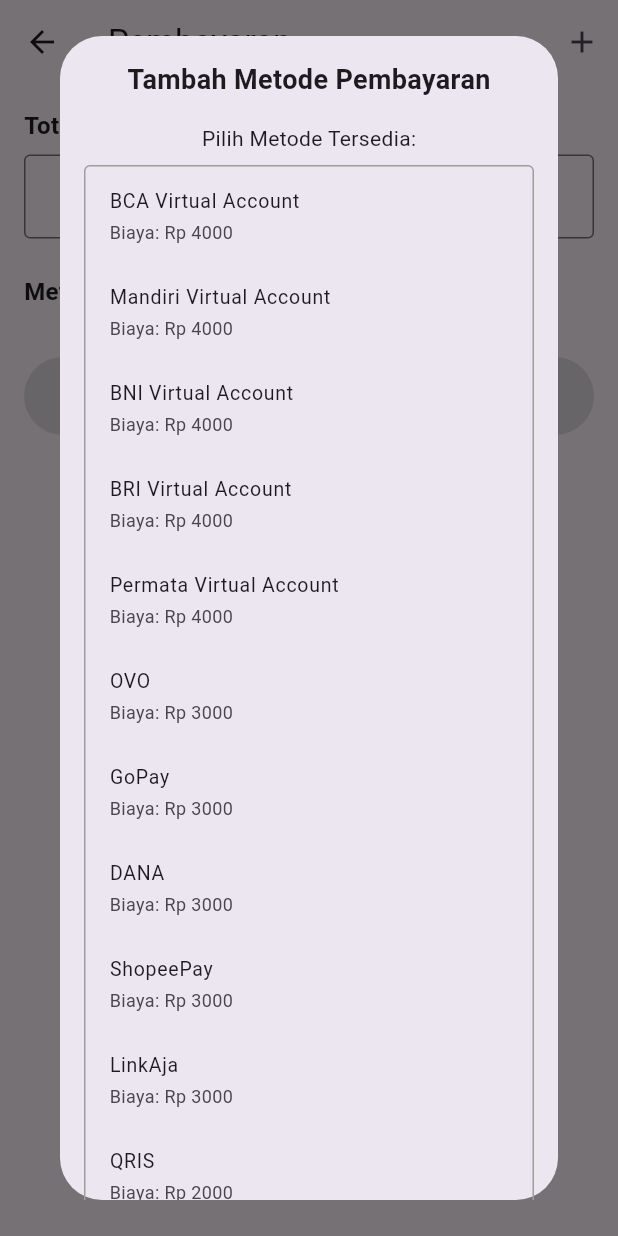
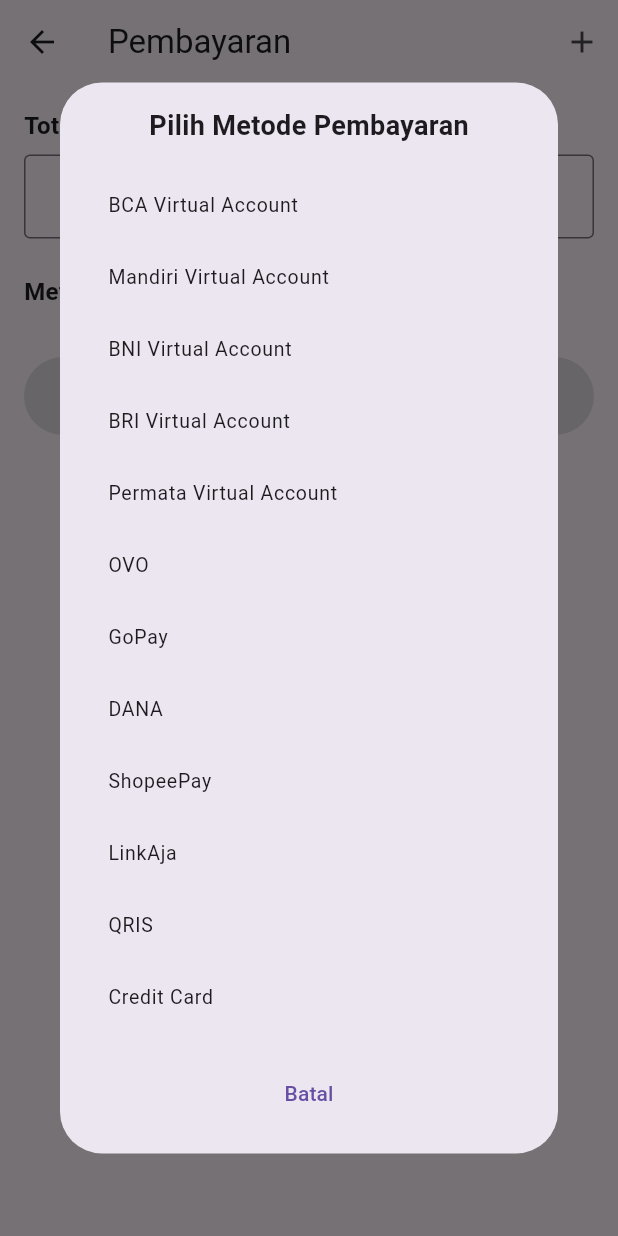
Before and after one commit to reddishowo/dressmaker-app, a Flutter app: the PaymentView screen opened by its route, after a tap on the "add" icon, on a phone screen of 412 x 824 dp. Run offline on Flutter 3.47's test engine with Material 3 defaults, Android fonts, the phone set to English and light mode, and no system bars; our stand-ins replace cloud_firestore, firebase_auth, firebase_core, get, get_storage, timeago; accounts and stored records are empty.

Commit message:
enhanced payment view and controller

```diff
--- a/lib/app/modules/payment/controllers/payment_controller.dart
+++ b/lib/app/modules/payment/controllers/payment_controller.dart
@@ -10,6 +10,20 @@ class PaymentController extends GetxController {
   final RxBool isLoading = false.obs;
   final RxDouble amount = 0.0.obs;
   final RxList<PaymentMethodModel> paymentMethods = <PaymentMethodModel>[].obs;
+  final RxList<String> availableMethods = <String>[
+    'BCA Virtual Account',
+    'Mandiri Virtual Account',
+    'BNI Virtual Account',
+    'BRI Virtual Account',
+    'Permata Virtual Account',
+    'OVO',
+    'GoPay',
+    'DANA',
+    'ShopeePay',
+    'LinkAja',
+    'QRIS',
+    'Credit Card',
+  ].obs;
 
   @override
   void onInit() {
@@ -17,7 +31,6 @@ class PaymentController extends GetxController {
     fetchPaymentMethods();
   }
 
-  // Fetch payment methods from Firebase
   Future<void> fetchPaymentMethods() async {
     try {
       final snapshot = await _firestore.collection('payment_methods').get();
@@ -30,10 +43,14 @@ class PaymentController extends GetxController {
     }
   }
 
-  // Add new payment method
-  Future<void> addPaymentMethod(PaymentMethodModel method) async {
+  Future<void> addPaymentMethod(String methodName, double fee) async {
     try {
       isLoading.value = true;
+      final method = PaymentMethodModel(
+        name: methodName,
+        fee: fee,
+      );
+
       final docRef = _firestore.collection('payment_methods').doc();
       method.id = docRef.id;
       await docRef.set(method.toJson());
@@ -47,26 +64,7 @@ class PaymentController extends GetxController {
     }
   }
 
-  // Update payment method
-  Future<void> updatePaymentMethod(PaymentMethodModel method) async {
-    try {
-      isLoading.value = true;
-      await _firestore
-          .collection('payment_methods')
-          .doc(method.id)
-          .update(method.toJson());
-      await fetchPaymentMethods();
-      Get.back(); // Close dialog
-      Get.snackbar('Sukses', 'Metode pembayaran berhasil diperbarui');
-    } catch (e) {
-      Get.snackbar('Error', 'Gagal memperbarui metode pembayaran: $e');
-    } finally {
-      isLoading.value = false;
-    }
-  }
-
-  // Delete payment method
-  Future<void> showdeletePaymentMethod(String id) async {
+  Future<void> deletePaymentMethod(String id) async {
     try {
       isLoading.value = true;
       await _firestore.collection('payment_methods').doc(id).delete();
@@ -111,7 +109,6 @@ class PaymentController extends GetxController {
 
       Get.snackbar('Sukses', 'Pembayaran berhasil diproses');
 
-      // Reset form dan navigate ke home
       selectedMethod.value = '';
       amount.value = 0.0;
       Get.offAllNamed('/home');
--- a/lib/app/modules/payment/views/payment_view.dart
+++ b/lib/app/modules/payment/views/payment_view.dart
@@ -1,7 +1,7 @@
 import 'package:flutter/material.dart';
 import 'package:get/get.dart';
 import '../controllers/payment_controller.dart';
-import '../../../data/models/payment_method_model.dart';
+
 class PaymentView extends GetView<PaymentController> {
   const PaymentView({Key? key}) : super(key: key);
 
@@ -13,7 +13,7 @@ class PaymentView extends GetView<PaymentController> {
         actions: [
           IconButton(
             icon: const Icon(Icons.add),
-            onPressed: () => _showPaymentMethodDialog(),
+            onPressed: () => _showMethodSelectionDialog(),
           ),
         ],
       ),
@@ -47,17 +47,12 @@ class PaymentView extends GetView<PaymentController> {
                       },
                     ),
                     const SizedBox(height: 24),
-                    Row(
-                      mainAxisAlignment: MainAxisAlignment.spaceBetween,
-                      children: [
                     const Text(
                       'Metode Pembayaran',
                       style: TextStyle(
                         fontSize: 16,
                         fontWeight: FontWeight.bold,
                       ),
-                        ),
-                      ],
                     ),
                     const SizedBox(height: 8),
                     Obx(() => ListView.builder(
@@ -76,7 +71,7 @@ class PaymentView extends GetView<PaymentController> {
                             child: const Icon(Icons.delete, color: Colors.white),
                           ),
                           onDismissed: (_) {
-                            controller.showdeletePaymentMethod(method.id!);
+                            controller.deletePaymentMethod(method.id!);
                           },
                           child: RadioListTile<String>(
                             title: Text(method.name!),
@@ -86,10 +81,6 @@ class PaymentView extends GetView<PaymentController> {
                             onChanged: (value) {
                               controller.setPaymentMethod(value!);
                             },
-                            secondary: IconButton(
-                              icon: const Icon(Icons.edit),
-                              onPressed: () => _showPaymentMethodDialog(method: method),
-                            ),
                           ),
                         );
                       },
@@ -114,27 +105,7 @@ class PaymentView extends GetView<PaymentController> {
     );
   }
 
-  void _showPaymentMethodDialog({PaymentMethodModel? method}) {
-    final isEditing = method != null;
-    final nameController = TextEditingController(text: method?.name);
-    final feeController = TextEditingController(text: method?.fee?.toString());
-
-    // Daftar opsi metode pembayaran yang tersedia
-    final List<Map<String, dynamic>> presetMethods = [
-      {'name': 'BCA Virtual Account', 'fee': 4000},
-      {'name': 'Mandiri Virtual Account', 'fee': 4000},
-      {'name': 'BNI Virtual Account', 'fee': 4000},
-      {'name': 'BRI Virtual Account', 'fee': 4000},
-      {'name': 'Permata Virtual Account', 'fee': 4000},
-      {'name': 'OVO', 'fee': 3000},
-      {'name': 'GoPay', 'fee': 3000},
-      {'name': 'DANA', 'fee': 3000},
-      {'name': 'ShopeePay', 'fee': 3000},
-      {'name': 'LinkAja', 'fee': 3000},
-      {'name': 'QRIS', 'fee': 2000},
-      {'name': 'Credit Card', 'fee': 5000},
-    ];
-
+  void _showMethodSelectionDialog() {
     Get.dialog(
       Dialog(
         child: SingleChildScrollView(
@@ -142,56 +113,59 @@ class PaymentView extends GetView<PaymentController> {
           child: Column(
             mainAxisSize: MainAxisSize.min,
             children: [
-              Text(
-                isEditing ? 'Edit Metode Pembayaran' : 'Tambah Metode Pembayaran',
-                style: const TextStyle(
+              const Text(
+                'Pilih Metode Pembayaran',
+                style: TextStyle(
                   fontSize: 18,
                   fontWeight: FontWeight.bold,
                 ),
               ),
               const SizedBox(height: 16),
-              if (!isEditing) ...[
-                const Text(
-                  'Pilih Metode Tersedia:',
-                  style: TextStyle(fontSize: 14),
-                ),
-                const SizedBox(height: 8),
-                Container(
-                  decoration: BoxDecoration(
-                    border: Border.all(color: Colors.grey),
-                    borderRadius: BorderRadius.circular(4),
-                  ),
-                  child: ListView.builder(
+              ListView.builder(
                 shrinkWrap: true,
                 physics: const NeverScrollableScrollPhysics(),
-                    itemCount: presetMethods.length,
+                itemCount: controller.availableMethods.length,
                 itemBuilder: (context, index) {
-                      final preset = presetMethods[index];
+                  final methodName = controller.availableMethods[index];
                   return ListTile(
-                        title: Text(preset['name']),
-                        subtitle: Text('Biaya: Rp ${preset['fee']}'),
+                    title: Text(methodName),
                     onTap: () {
-                          nameController.text = preset['name'];
-                          feeController.text = preset['fee'].toString();
+                      Get.back();
+                      _showFeeInputDialog(methodName);
                     },
                     dense: true,
                   );
                 },
               ),
+              const SizedBox(height: 16),
+              TextButton(
+                onPressed: () => Get.back(),
+                child: const Text('Batal'),
               ),
-                const SizedBox(height: 16),
-                const Text(
-                  'Atau isi manual:',
-                  style: TextStyle(fontSize: 14),
+            ],
           ),
-                const SizedBox(height: 8),
-              ],
-              TextField(
-                controller: nameController,
-                decoration: const InputDecoration(
-                  labelText: 'Nama Metode',
-                  border: OutlineInputBorder(),
         ),
+      ),
+    );
+  }
+
+  void _showFeeInputDialog(String methodName) {
+    final feeController = TextEditingController();
+
+    Get.dialog(
+      Dialog(
+        child: Padding(
+          padding: const EdgeInsets.all(16),
+          child: Column(
+            mainAxisSize: MainAxisSize.min,
+            children: [
+              Text(
+                'Masukkan Biaya untuk $methodName',
+                style: const TextStyle(
+                  fontSize: 18,
+                  fontWeight: FontWeight.bold,
+                ),
+                textAlign: TextAlign.center,
               ),
               const SizedBox(height: 16),
               TextField(
@@ -214,28 +188,28 @@ class PaymentView extends GetView<PaymentController> {
                   const SizedBox(width: 8),
                   ElevatedButton(
                     onPressed: () {
-                      if (nameController.text.isEmpty || feeController.text.isEmpty) {
+                      if (feeController.text.isEmpty) {
                         Get.snackbar(
                           'Error',
-                          'Nama metode dan biaya harus diisi',
+                          'Biaya harus diisi',
                           backgroundColor: Colors.red[100],
                         );
                         return;
                       }
 
-                      final newMethod = PaymentMethodModel(
-                        id: method?.id,
-                        name: nameController.text,
-                        fee: double.tryParse(feeController.text) ?? 0,
+                      final fee = double.tryParse(feeController.text);
+                      if (fee == null) {
+                        Get.snackbar(
+                          'Error',
+                          'Biaya tidak valid',
+                          backgroundColor: Colors.red[100],
                         );
+                        return;
+                      }
 
-                      if (isEditing) {
-                        controller.updatePaymentMethod(newMethod);
-                      } else {
-                        controller.addPaymentMethod(newMethod);
-                      }
+                      controller.addPaymentMethod(methodName, fee);
                     },
-                    child: Text(isEditing ? 'Simpan' : 'Tambah'),
+                    child: const Text('Tambah'),
                   ),
                 ],
               ),
```
Lines whose indentation alone changed are shown as unchanged.
